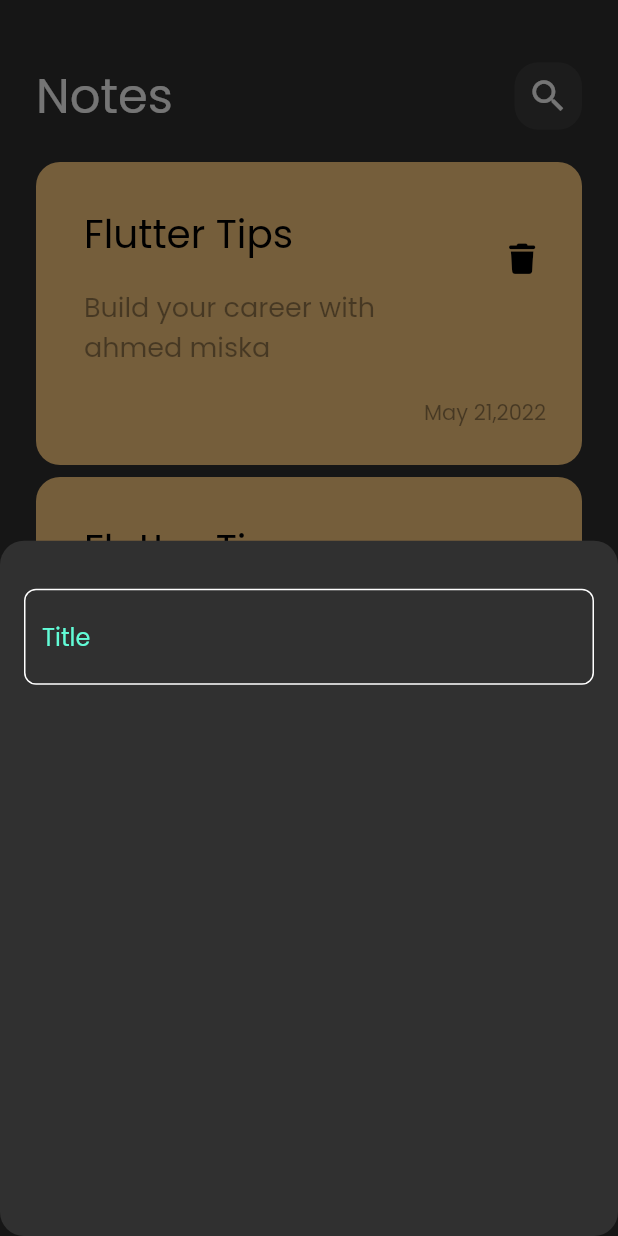
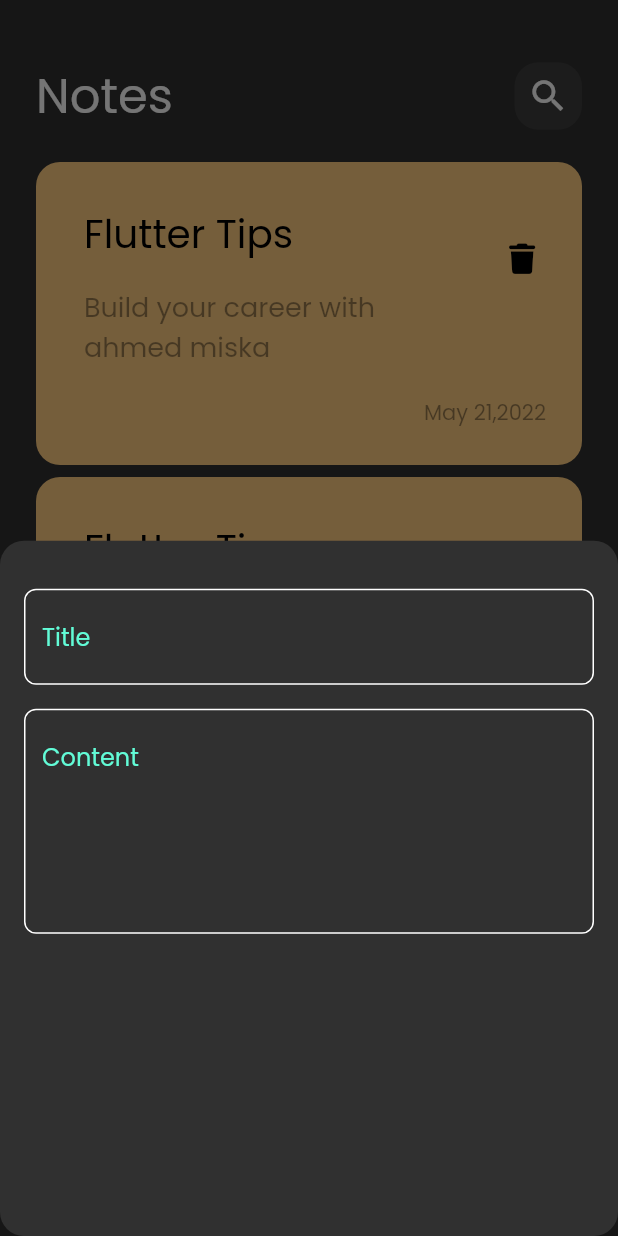
Before and after one commit to Ahmed-miska/notes_app, a Flutter app: the screen it shows after launch, after a tap on the "add" icon, on a phone screen of 412 x 824 dp. Run offline on Flutter 3.47's test engine with Material 2 defaults, Android fonts, the phone set to English and light mode, and no system bars; our stand-ins replace font_awesome_flutter.

Commit message:
add fields to bottom sheet

```diff
--- a/lib/views/widgets/add_note_bottom_sheet.dart
+++ b/lib/views/widgets/add_note_bottom_sheet.dart
@@ -14,7 +14,16 @@ class AddNoteBottomSheet extends StatelessWidget {
           SizedBox(
             height: 32,
           ),
-          CustomTextField(),
+          CustomTextField(
+            hint: 'Title',
+          ),
+          SizedBox(
+            height: 16,
+          ),
+          CustomTextField(
+            hint: 'Content',
+            maxline: 5,
+          ),
         ],
       ),
     );
--- a/lib/views/widgets/cutom_text_field.dart
+++ b/lib/views/widgets/cutom_text_field.dart
@@ -3,14 +3,18 @@ import 'package:flutter/material.dart';
 import 'package:notes_app/constant.dart';
 
 class CustomTextField extends StatelessWidget {
-  const CustomTextField({Key? key}) : super(key: key);
+  const CustomTextField({Key? key, required this.hint,  this.maxline=1}) : super(key: key);
+  final String hint;
+  final int maxline;
 
   @override
   Widget build(BuildContext context) {
     return TextField(
+      maxLines: maxline,
       cursorColor: KpramaryColor,
       decoration: InputDecoration(
-          hintText: 'Title',
+          hintText: hint,
+
           hintStyle: TextStyle(color: KpramaryColor),
           border: buildBorder(),
           enabledBorder: buildBorder(),
```
